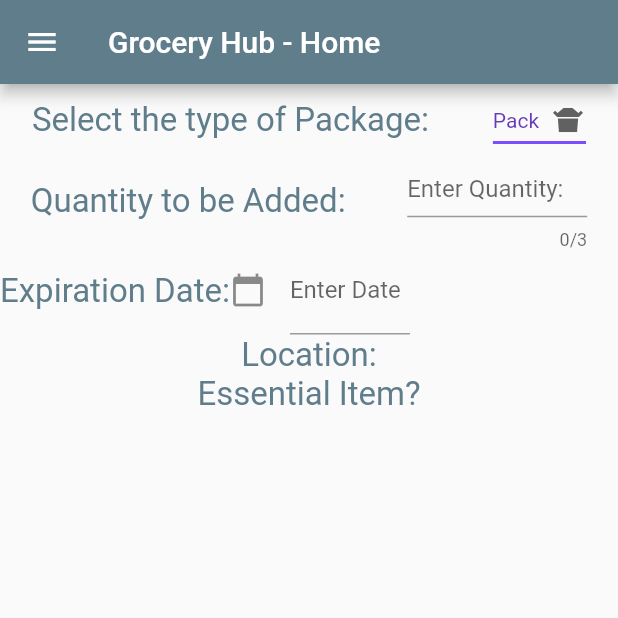
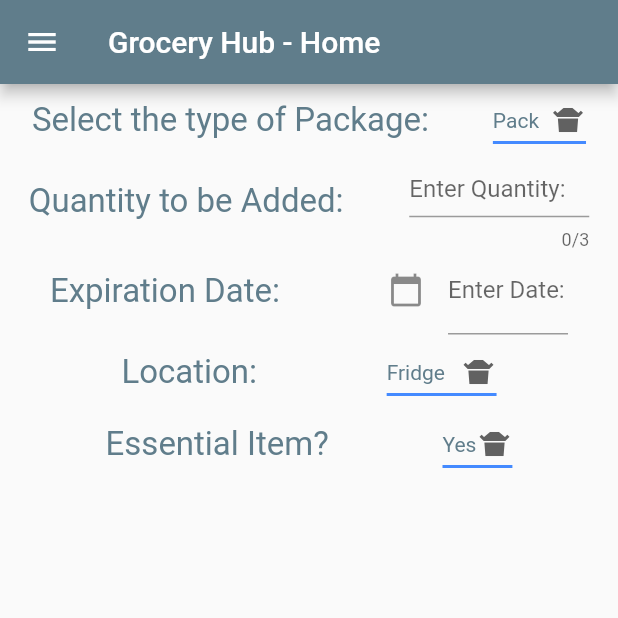
Before and after one commit to maria-im015/grocery_hub_capstone, a Flutter app: the screen it shows after launch, on a phone screen of 412 x 824 dp, the top half of it. Run offline on Flutter 3.47's test engine with Material 2 defaults, Android fonts, the phone set to English and light mode, and no system bars.

Commit message:
home page down, minor styling

```diff
--- a/lib/pages/home.dart
+++ b/lib/pages/home.dart
@@ -34,25 +34,31 @@ class MyHomePage extends StatelessWidget {
               children: <Widget>[
                 Container(
                   child: Text(
-                    'Quantity to be Added:',
+                    'Quantity to be Added: ',
                     style: TextStyle(color: Colors.blueGrey, fontSize: 22.0),
                   ),
                 ),
-                SizedBox(width:120.0, height:60.0, child: TextFormField(keyboardType: TextInputType.number, inputFormatters: [FilteringTextInputFormatter.digitsOnly],decoration: InputDecoration(hintText: 'Enter Quantity:'), maxLength: 3,
-                )
-                ),
+                SizedBox(
+                    width: 120.0,
+                    height: 60.0,
+                    child: TextFormField(
+                      keyboardType: TextInputType.number,
+                      inputFormatters: [FilteringTextInputFormatter.digitsOnly],
+                      decoration: InputDecoration(hintText: 'Enter Quantity: '),
+                      maxLength: 3,
+                    )),
               ]),
           Row(
-              // crossAxisAlignment: CrossAxisAlignment.center,
-              // mainAxisAlignment: MainAxisAlignment.spaceEvenly,
+              crossAxisAlignment: CrossAxisAlignment.center,
+              mainAxisAlignment: MainAxisAlignment.spaceAround,
               children: <Widget>[
-                Container(
+                Center(
                   child: Text(
-                    'Expiration Date:',
+                    'Expiration Date: ',
                     style: TextStyle(color: Colors.blueGrey, fontSize: 22.0),
                   ),
                 ),
-                Expanded(child: ExpirationDate())
+                Center(child: ExpirationDate())
               ]),
           Row(
               crossAxisAlignment: CrossAxisAlignment.center,
@@ -60,10 +66,11 @@ class MyHomePage extends StatelessWidget {
               children: <Widget>[
                 Container(
                   child: Text(
-                    'Location:',
+                    'Location: ',
                     style: TextStyle(color: Colors.blueGrey, fontSize: 22.0),
                   ),
                 ),
+                Container(child: ItemLocationWidget()),
               ]),
           Row(
               crossAxisAlignment: CrossAxisAlignment.center,
@@ -71,10 +78,11 @@ class MyHomePage extends StatelessWidget {
               children: <Widget>[
                 Container(
                   child: Text(
-                    'Essential Item?',
+                    'Essential Item? ',
                     style: TextStyle(color: Colors.blueGrey, fontSize: 22.0),
                   ),
                 ),
+                Container(child: EssentialItemWidget()),
               ]),
         ]));
   }
--- a/lib/pages/home_detailed.dart
+++ b/lib/pages/home_detailed.dart
@@ -1,8 +1,8 @@
 import 'package:flutter/material.dart';
 import 'package:flutter/widgets.dart';
 import 'package:intl/intl.dart';
-import 'package:intl/date_symbol_data_local.dart';
-import 'package:grocery_hub_capstone/pages/home_args.dart';
+// import 'package:intl/date_symbol_data_local.dart';
+// import 'package:grocery_hub_capstone/pages/home_args.dart';
 
 // Dropdown menu for type of pacckage
 class PackageTypeWidget extends StatefulWidget {
@@ -22,10 +22,10 @@ class _PackageTypeWidgetState extends State<PackageTypeWidget> {
       icon: const Icon(Icons.takeout_dining),
       iconSize: 24,
       elevation: 16,
-      style: const TextStyle(color: Colors.deepPurple),
+      style: const TextStyle(color: Colors.blueGrey),
       underline: Container(
         height: 2,
-        color: Colors.deepPurpleAccent,
+        color: Colors.blueAccent,
       ),
       onChanged: (String? newValue) {
         setState(() {
@@ -61,10 +61,10 @@ class _ItemLocationWidgetState extends State<ItemLocationWidget> {
       icon: const Icon(Icons.takeout_dining),
       iconSize: 24,
       elevation: 16,
-      style: const TextStyle(color: Colors.deepPurple),
+      style: const TextStyle(color: Colors.blueGrey),
       underline: Container(
         height: 2,
-        color: Colors.deepPurpleAccent,
+        color: Colors.blueAccent,
       ),
       onChanged: (String? newValue) {
         setState(() {
@@ -82,148 +82,96 @@ class _ItemLocationWidgetState extends State<ItemLocationWidget> {
   }
 }
 
+// Dropdown for essential items.
+class EssentialItemWidget extends StatefulWidget {
+  const EssentialItemWidget({Key? key}) : super(key: key);
+
+  @override
+  State<EssentialItemWidget> createState() => _EssentialItemWidgetState();
+}
+
+class _EssentialItemWidgetState extends State<EssentialItemWidget> {
+  String dropdownValue = 'Yes';
+
+  @override
+  Widget build(BuildContext context) {
+    return DropdownButton<String>(
+      value: dropdownValue,
+      icon: const Icon(Icons.takeout_dining),
+      iconSize: 24,
+      elevation: 16,
+      style: const TextStyle(color: Colors.blueGrey),
+      underline: Container(
+        height: 2,
+        color: Colors.blueAccent,
+      ),
+      onChanged: (String? newValue) {
+        setState(() {
+          dropdownValue = newValue!;
+        });
+      },
+      items: <String>['Yes', 'No']
+          .map<DropdownMenuItem<String>>((String value) {
+        return DropdownMenuItem<String>(
+          value: value,
+          child: Text(value),
+        );
+      }).toList(),
+    );
+  }
+}
+
 // Item's expiration date.
-
-class ExpirationDate extends StatefulWidget{
+class ExpirationDate extends StatefulWidget {
   @override
   State<StatefulWidget> createState() {
     return _ExpirationDate();
   }
 }
 
-class _ExpirationDate extends State<ExpirationDate>{
+class _ExpirationDate extends State<ExpirationDate> {
   TextEditingController dateinput = TextEditingController();
-  //text editing controller for text field
 
   @override
   void initState() {
-    dateinput.text = ""; //set the initial value of text field
+    dateinput.text = "";
     super.initState();
   }
 
   @override
   Widget build(BuildContext context) {
     return Row(
-        // appBar: AppBar(
-        //     title:Text("DatePicker on TextField"),
-        //     backgroundColor: Colors.redAccent, //background color of app bar
-        // ),
-        // body:Container(
-        //   padding: EdgeInsets.all(15),
-        //   height:150,
-          children: <Widget> [
-            SizedBox(width:120.0, height:60.0,
-            child:TextField(
-                controller: dateinput, //editing controller of this TextField
+      children: <Widget>[
+      SizedBox(
+          width: 120.0,
+          height: 60.0,
+          child: TextField(
+            controller: dateinput,
             decoration: InputDecoration(
-                   icon: Icon(Icons.calendar_today), //icon of text field
-                   labelText: "Enter Date" //label text of field
+              labelText: "Enter Date: ",
+              icon: Icon(Icons.calendar_today),
             ),
-                readOnly: true,  //set it true, so that user will not able to edit text
+            readOnly: true,
             onTap: () async {
               final DateTime? pickedDate = await showDatePicker(
-                      context: context, initialDate: DateTime.now(),
-                      firstDate: DateTime(2000), //DateTime.now() - not to allow to choose before today.
-                      lastDate: DateTime(2101)
-                  );
+                  context: context,
+                  initialDate: DateTime.now(),
+                  firstDate: DateTime(2000),
+                  lastDate: DateTime(2101));
 
-                  if(pickedDate != null ){
-                      print(pickedDate);  //pickedDate output format => 2021-03-10 00:00:00.000
-                      String formattedDate = DateFormat('yyyy-MM-dd').format(pickedDate);
-                      print(formattedDate); //formatted date output using intl package =>  2021-03-16
-                        //you can implement different kind of Date Format here according to your requirement
-
+              if (pickedDate != null) {
+                // print(pickedDate);
+                String formattedDate =
+                    DateFormat('MM-dd-yyyy').format(pickedDate);
+                // print(formattedDate);
                 setState(() {
-                         dateinput.text = formattedDate; //set output date to TextField value.
+                  dateinput.text = formattedDate;
                 });
-                  }else{
-                      print("Date is not selected");
+              } else {
+                print("Date was not selected");
               }
             },
-            )
-          )
-          ]
-    );
+          ))
+    ]);
   }
 }
-
-
-// class ExpirationDate extends StatefulWidget {
-//   const ExpirationDate({Key? key}) : super(key: key);
-
-//   @override
-//   _ExpirationDateState createState() => _ExpirationDateState();
-// }
-
-// class _ExpirationDateState extends State<ExpirationDate> {
-//   ExpirationDateArgs expirationDateArgs = new ExpirationDateArgs(date: '');
-//   final _formKey = GlobalKey<FormState>();
-//   TextEditingController _dateController = TextEditingController();
-//   DateTime selectedDate = DateTime.now();
-
-//   _selectDate(BuildContext context) async {
-//     final DateTime? picked = await showDatePicker(
-//         context: context,
-//         initialDate: selectedDate,
-//         firstDate: DateTime(2019, 8),
-//         lastDate: DateTime(2100));
-//     if (picked != null && picked != selectedDate)
-//       setState(() {
-//         selectedDate = picked;
-//         var date =
-//             "${picked.toLocal().day}/${picked.toLocal().month}/${picked.toLocal().year}";
-//         _dateController.text = date;
-//       });
-//   }
-
-//   @override
-//   Widget build(BuildContext context) {
-//     return Form(
-//       key: _formKey,
-
-//           child: ListView(
-
-//             children: [
-//               Column(
-
-//                 children: [
-//                   GestureDetector(
-//                     onTap: () => _selectDate(context),
-//                     child: AbsorbPointer(
-//                       child: Expanded(
-//                       child: TextFormField(
-//                         onSaved: (val) {
-//                           expirationDateArgs.date = selectedDate as String;
-//                         },
-//                         controller: _dateController,
-//                         keyboardType: TextInputType.datetime,
-//                         decoration: InputDecoration(
-//                           labelText: "Date",
-//                           icon: Icon(Icons.calendar_today),
-//                         ),
-//                         validator: (value) {
-//                           if (value!.isEmpty)
-//                             return "Please enter a date for your task";
-//                           return null;
-//                         },
-//                       ),
-//                     ),
-//                     ),
-//                   ),
-//                   TextButton(
-//                     child: Text("Submit"),
-//                     // textColor: Colors.white,
-//                     // color: Colors.blueAccent,
-//                     onPressed: () {
-//                       if (_formKey.currentState!.validate()) {
-//                         _formKey.currentState!.save();
-//                       }
-//                     },
-//                   )
-//                 ],
-//               )
-//             ],
-//           ),
-//     );
-//   }
-// }
```
Lines whose indentation alone changed are shown as unchanged.
